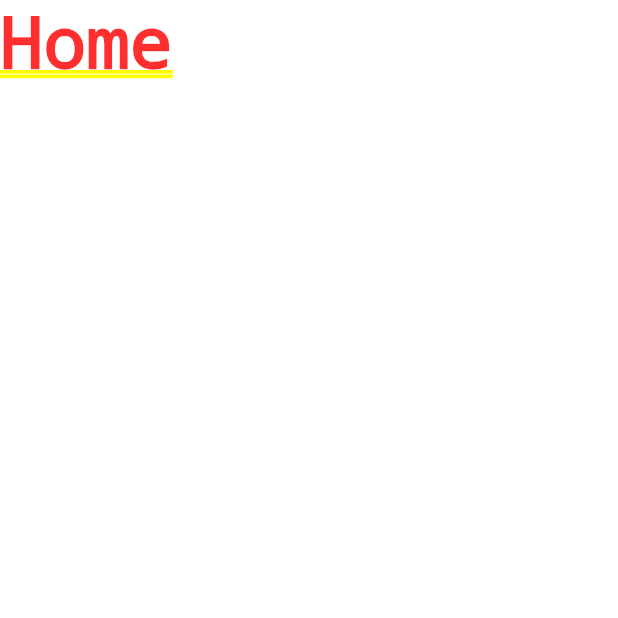
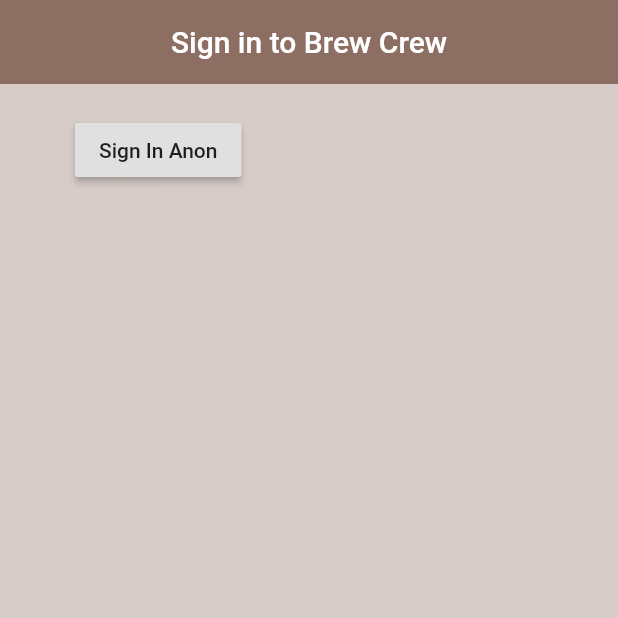
Before and after one commit to AkashRajpurohit/Brew_Crew, a Flutter app: the screen it shows after launch, on a phone screen of 412 x 824 dp, the top half of it. Run offline on Flutter 3.47's test engine with Material 2 defaults, Android fonts, the phone set to English and light mode, and no system bars; our stand-ins replace firebase_auth; accounts and stored records are empty.

Commit message:
:art: sign in anon UI

```diff
--- a/lib/screens/authenticate/authenticate.dart
+++ b/lib/screens/authenticate/authenticate.dart
@@ -1,3 +1,4 @@
+import 'package:brew_crew/screens/authenticate/sign_in.dart';
 import 'package:flutter/material.dart';
 
 class Authenticate extends StatefulWidget {
@@ -9,7 +10,7 @@ class _AuthenticateState extends State<Authenticate> {
   @override
   Widget build(BuildContext context) {
     return Container(
-      child: Text('Authenticate')
+      child: SignIn()
     );
   }
 }
--- /dev/null
+++ b/lib/screens/authenticate/sign_in.dart
@@ -0,0 +1,40 @@
+import 'package:brew_crew/services/auth.dart';
+import 'package:flutter/material.dart';
+
+class SignIn extends StatefulWidget {
+  @override
+  _SignInState createState() => _SignInState();
+}
+
+class _SignInState extends State<SignIn> {
+
+  final AuthService _auth = AuthService();
+
+  @override
+  Widget build(BuildContext context) {
+    return Scaffold(
+      backgroundColor: Colors.brown[100],
+      appBar: AppBar(
+        backgroundColor: Colors.brown[400],
+        elevation: 0.0,
+        centerTitle: true,
+        title: Text("Sign in to Brew Crew"),
+      ),
+      body: Container(
+        padding: EdgeInsets.symmetric(vertical: 20.0, horizontal: 50.0),
+        child: RaisedButton(
+          onPressed: () async {
+            dynamic result = await _auth.signInAnon();
+            if(result == null) {
+              print("Error Signing in");
+            } else {
+              print("Signed in");
+              print(result);
+            }
+          },
+          child: Text("Sign In Anon"),
+        ),
+      ),
+    );
+  }
+}
--- a/lib/screens/wrapper.dart
+++ b/lib/screens/wrapper.dart
@@ -1,4 +1,4 @@
-import 'package:brew_crew/screens/home/home.dart';
+import 'package:brew_crew/screens/authenticate/authenticate.dart';
 import 'package:flutter/material.dart';
 
 class Wrapper extends StatelessWidget {
@@ -6,6 +6,6 @@ class Wrapper extends StatelessWidget {
   Widget build(BuildContext context) {
 
     // Return either Home or Authenticate Widget
-    return Home();
+    return Authenticate();
   }
 }
```
